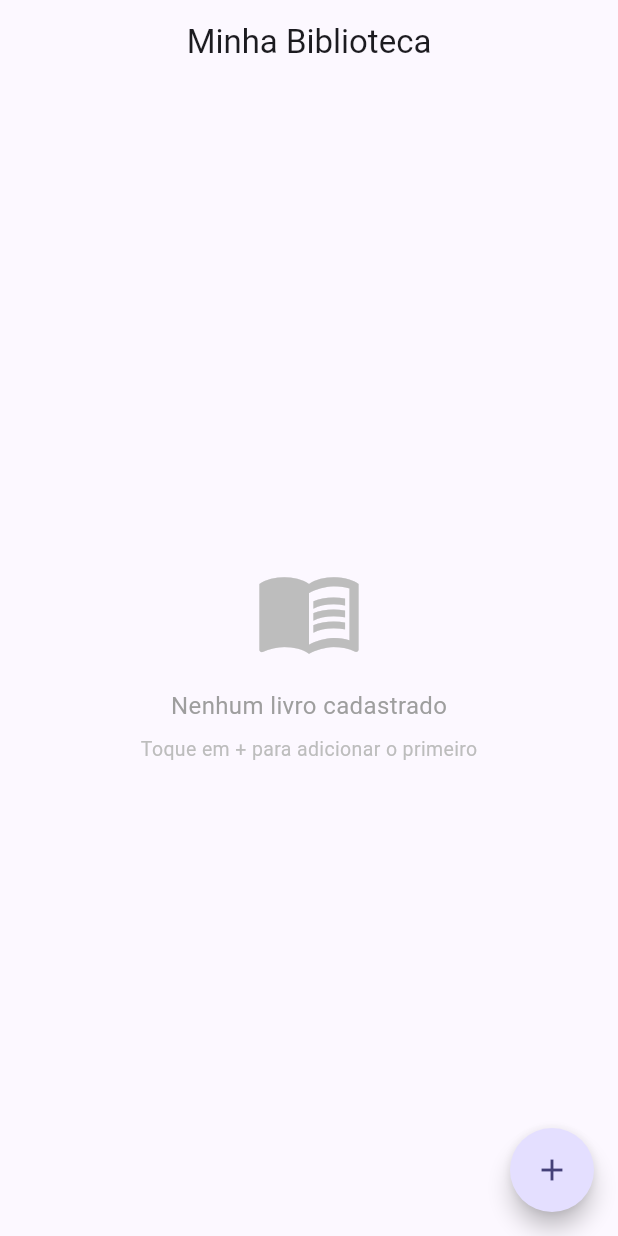
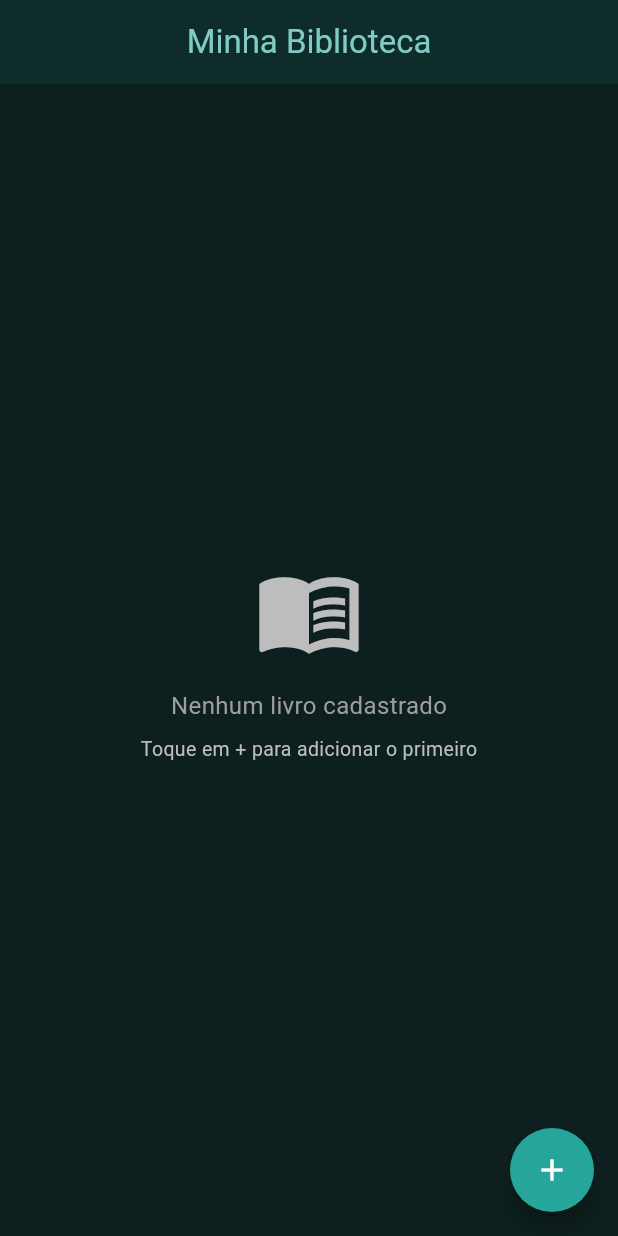
Before and after one commit to alanlinoreis/crud_livros_pessoais, a Flutter app: the screen it shows after launch, on a phone screen of 412 x 824 dp. Run offline on Flutter 3.47's test engine with Material 3 defaults, Android fonts, the phone set to English and light mode, and no system bars; our stand-ins replace shared_preferences.

Commit message:
style: atualiza tema para dark mode com paleta azul petróleo / teal
- atualiza tema para dark mode com paleta azul petróleo / teal

```diff
--- a/lib/main.dart
+++ b/lib/main.dart
@@ -15,23 +15,43 @@ class CrudApp extends StatelessWidget {
       debugShowCheckedModeBanner: false,
       theme: ThemeData(
         colorScheme: ColorScheme.fromSeed(
-          seedColor: const Color(0xFF5B4FCF),
-          brightness: Brightness.light,
+          seedColor: const Color(0xFF00695C),
+          brightness: Brightness.dark,
         ),
         useMaterial3: true,
+        scaffoldBackgroundColor: const Color(0xFF0D1F1E),
         appBarTheme: const AppBarTheme(
           centerTitle: true,
           elevation: 0,
+          backgroundColor: Color(0xFF0D2C2A),
+          foregroundColor: Color(0xFF80CBC4),
         ),
         cardTheme: CardThemeData(
-          elevation: 2,
+          elevation: 4,
+          color: const Color(0xFF122E2B),
           shape: RoundedRectangleBorder(
             borderRadius: BorderRadius.circular(12),
+            side: const BorderSide(
+              color: Color(0xFF1E4D47),
+              width: 1,
+            ),
           ),
         ),
         inputDecorationTheme: InputDecorationTheme(
+          filled: true,
+          fillColor: const Color(0xFF122E2B),
+          labelStyle: const TextStyle(color: Color(0xFF80CBC4)),
           border: OutlineInputBorder(
             borderRadius: BorderRadius.circular(8),
+            borderSide: const BorderSide(color: Color(0xFF1E4D47)),
+          ),
+          enabledBorder: OutlineInputBorder(
+            borderRadius: BorderRadius.circular(8),
+            borderSide: const BorderSide(color: Color(0xFF1E4D47)),
+          ),
+          focusedBorder: OutlineInputBorder(
+            borderRadius: BorderRadius.circular(8),
+            borderSide: const BorderSide(color: Color(0xFF26A69A), width: 2),
           ),
           contentPadding: const EdgeInsets.symmetric(
             horizontal: 16,
@@ -39,8 +59,19 @@ class CrudApp extends StatelessWidget {
           ),
         ),
         floatingActionButtonTheme: const FloatingActionButtonThemeData(
+          backgroundColor: Color(0xFF26A69A),
+          foregroundColor: Colors.white,
           shape: CircleBorder(),
         ),
+        textTheme: const TextTheme(
+          bodyLarge: TextStyle(color: Color(0xFFE0F2F1)),
+          bodyMedium: TextStyle(color: Color(0xFFB2DFDB)),
+          bodySmall: TextStyle(color: Color(0xFF80CBC4)),
+        ),
+        iconTheme: const IconThemeData(
+          color: Color(0xFF80CBC4),
+        ),
+        dividerColor: const Color(0xFF1E4D47),
       ),
       home: const ListPage(),
     );
```
